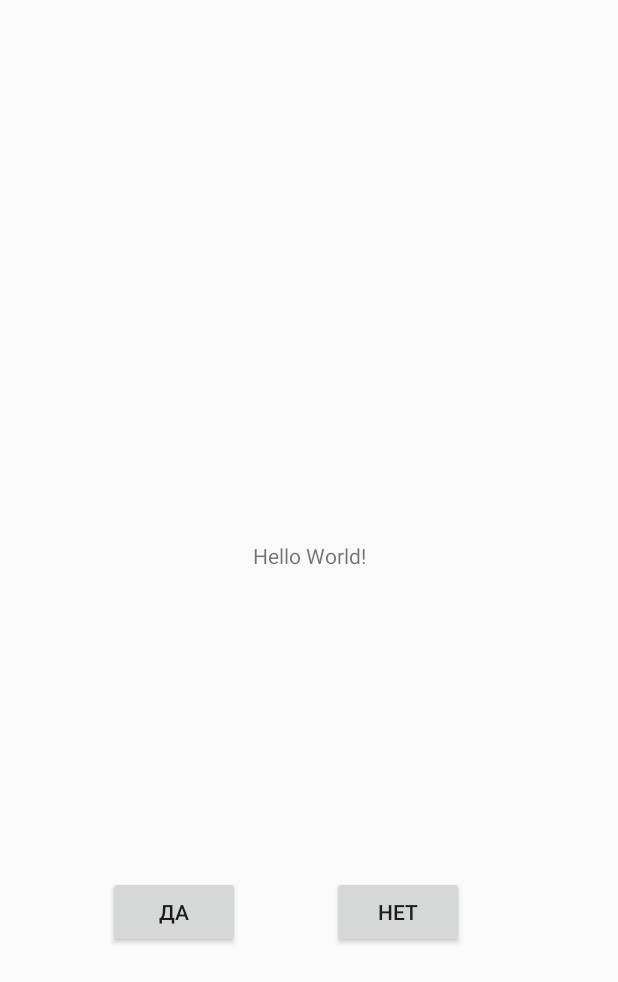
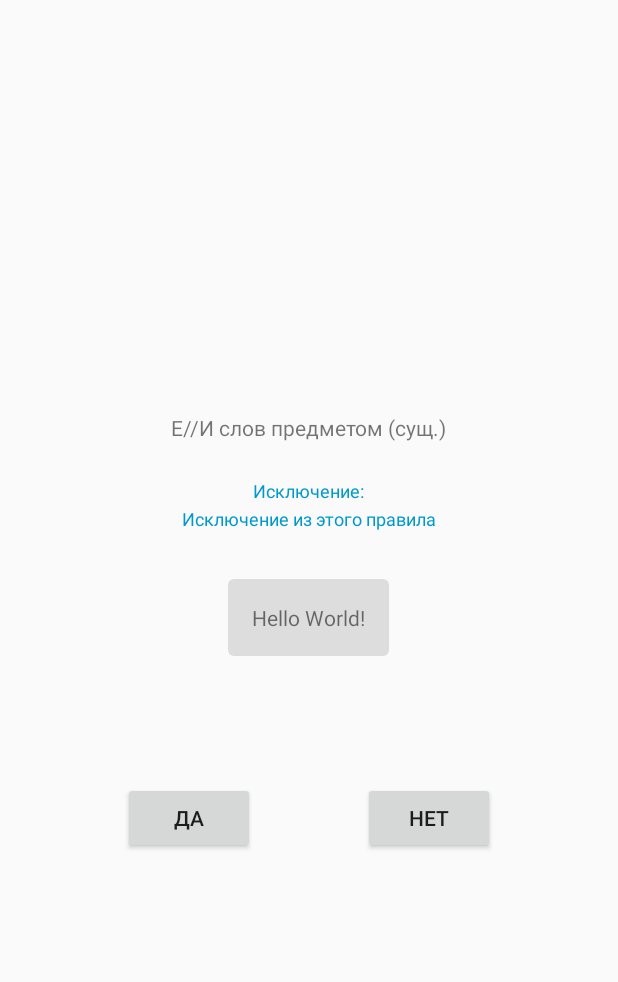
Before and after one commit to Gelassen/russian-lang-rules, an Android app: the layout activity_main.xml on its own in the app's theme, with its tools: preview values and no code run, on a phone screen of 412 x 824 dp. Shown: the top 982 px of the screen. Run offline under Robolectric (Android 15) with nearby library versions, the phone set to English and light mode, and no system bars.

Commit message:
Finish form

```diff
--- a/app/src/main/java/ru/home/russianlang/MainActivity.kt
+++ b/app/src/main/java/ru/home/russianlang/MainActivity.kt
@@ -2,6 +2,8 @@ package ru.home.russianlang
 
 import androidx.appcompat.app.AppCompatActivity
 import android.os.Bundle
+import android.view.View
+import android.widget.TextView
 import kotlinx.android.synthetic.main.activity_main.*
 import ru.home.russianlang.providers.DataProvider
 
@@ -20,26 +22,50 @@ class MainActivity : AppCompatActivity() {
 
         questionToVerify.text = provider.getCurrentData()!!.value
 
+        findViewById<TextView>(R.id.title).text = provider.getCurrentData()!!.title
+
         positiveReply.setOnClickListener { view ->
             provider.onPositiveAnswer()
 
             questionToVerify.text = provider.getCurrentData()!!.value
-            if (provider.getCurrentData()!!.positive == null
-                && provider.getCurrentData()!!.negative == null) {
-                positiveReply.isEnabled = false
-                negativeReply.isEnabled = false
-            }
+
+            disableButtonsOnCase()
+            showException()
         }
 
         negativeReply.setOnClickListener { view ->
             provider.onNegativeAnswer()
 
             questionToVerify.text = provider.getCurrentData()!!.value
-            if (provider.getCurrentData()!!.positive == null
-                && provider.getCurrentData()!!.negative == null) {
-                negativeReply.isEnabled = false
-                positiveReply.isEnabled = false
-            }
+
+            disableButtonsOnCase()
+            showException()
         }
     }
+
+    private fun showException() {
+        if (provider.getCurrentData()!!.exception != null) {
+            exception.visibility = View.VISIBLE
+            exception.text = /*"Исключение: \n" + */provider.getCurrentData()!!.exception
+            exceptionTitle.visibility = View.VISIBLE
+        } else {
+            exceptionTitle.visibility = View.GONE
+            exception.visibility = View.GONE
+        }
+    }
+
+    private fun disableButtonsOnCase() {
+        if (provider.getCurrentData()!!.positive == null
+            && provider.getCurrentData()!!.negative == null) {
+            negativeReply.isEnabled = false
+            positiveReply.isEnabled = false
+        }
+    }
+
+    private fun resetConditions() {
+        negativeReply.isEnabled = true
+        positiveReply.isEnabled = true
+        exceptionTitle.visibility = View.GONE
+        exception.visibility = View.GONE
+    }
 }
--- a/app/src/main/java/ru/home/russianlang/evaluator/Node.java
+++ b/app/src/main/java/ru/home/russianlang/evaluator/Node.java
@@ -8,6 +8,7 @@ public class Node {
     private String exception;
     private Node positive;
     private Node negative;
+    private Node parent;
 
     private Callbacks listener;
 
@@ -50,6 +51,7 @@ public class Node {
 
     public void setPositive(Node positive) {
         this.positive = positive;
+        this.positive.parent = this;
     }
 
     public Node getNegative() {
@@ -58,6 +60,7 @@ public class Node {
 
     public void setNegative(Node negative) {
         this.negative = negative;
+        this.negative.parent = this;
     }
 
     public void notifyListeners(@Nullable Node node) {
--- /dev/null
+++ b/app/src/main/res/drawable/bg_exception.xml
@@ -0,0 +1,9 @@
+<?xml version="1.0" encoding="utf-8"?>
+<shape xmlns:android="http://schemas.android.com/apk/res/android"
+    android:shape="rectangle">
+
+    <solid android:color="#dddddd"/>
+
+    <corners android:radius="4dp" />
+
+</shape>
--- a/app/src/main/res/layout/activity_main.xml
+++ b/app/src/main/res/layout/activity_main.xml
@@ -1,50 +1,109 @@
 <?xml version="1.0" encoding="utf-8"?>
-<androidx.constraintlayout.widget.ConstraintLayout xmlns:android="http://schemas.android.com/apk/res/android"
+<FrameLayout
+    xmlns:android="http://schemas.android.com/apk/res/android"
     xmlns:app="http://schemas.android.com/apk/res-auto"
     xmlns:tools="http://schemas.android.com/tools"
     android:layout_width="match_parent"
     android:layout_height="match_parent"
     tools:context=".MainActivity">
 
+    <RelativeLayout
+        android:layout_width="match_parent"
+        android:layout_height="match_parent"
+        android:layout_gravity="center"
+        android:orientation="vertical">
+
+        <LinearLayout
+            android:layout_width="match_parent"
+            android:layout_height="wrap_content"
+            android:orientation="vertical"
+            android:layout_above="@+id/questionToVerify"
+            android:layout_marginBottom="24dp"
+            android:layout_centerHorizontal="true">
+
+            <TextView
+                android:id="@+id/title"
+                android:layout_width="wrap_content"
+                android:layout_height="wrap_content"
+                android:layout_marginStart="24dp"
+                android:layout_marginEnd="24dp"
+                android:layout_marginBottom="24dp"
+                android:layout_gravity="center_horizontal"
+                tools:text="Е//И слов предметом (сущ.)"
+                />
+
+            <TextView
+                android:id="@+id/exceptionTitle"
+                android:layout_width="wrap_content"
+                android:layout_height="wrap_content"
+                android:layout_gravity="center_horizontal"
+                android:layout_marginBottom="2dp"
+                android:textSize="12sp"
+                android:visibility="gone"
+                android:textColor="@android:color/holo_blue_dark"
+                android:text="Исключение:"
+                tools:visibility="visible"
+                />
+
+            <TextView
+                android:id="@+id/exception"
+                android:layout_width="wrap_content"
+                android:layout_height="wrap_content"
+                android:layout_gravity="center_horizontal"
+                android:padding="0dp"
+                android:layout_marginBottom="8dp"
+                android:textSize="12sp"
+                android:textColor="@android:color/holo_blue_dark"
+                android:visibility="gone"
+                tools:text="Исключение из этого правила"
+                tools:visibility="visible"
+                />
+
+        </LinearLayout>
+
         <TextView
             android:id="@+id/questionToVerify"
             android:layout_width="wrap_content"
             android:layout_height="wrap_content"
             android:text="Hello World!"
-        android:layout_marginLeft="72dp"
-        android:layout_marginStart="72dp"
-        android:layout_marginRight="72dp"
-        android:layout_marginEnd="72dp"
+            android:padding="16dp"
+            android:layout_marginLeft="56dp"
+            android:layout_marginStart="56dp"
+            android:layout_marginRight="56dp"
+            android:layout_marginEnd="56dp"
             android:layout_marginBottom="84dp"
-        android:paddingStart="72dp"
-        android:paddingEnd="72dp"
+            android:background="@drawable/bg_exception"
             android:gravity="center_horizontal"
-        app:layout_constraintBottom_toBottomOf="parent"
-        app:layout_constraintLeft_toLeftOf="parent"
-        app:layout_constraintRight_toRightOf="parent"
-        app:layout_constraintTop_toTopOf="parent" />
+            android:layout_centerInParent="true"
+            />
+
+        <LinearLayout
+            android:layout_width="wrap_content"
+            android:layout_height="wrap_content"
+            android:layout_below="@id/questionToVerify"
+            android:orientation="horizontal"
+            android:layout_marginBottom="192dp"
+            android:layout_centerHorizontal="true">
 
             <Button
                 android:id="@+id/positiveReply"
                 android:layout_width="wrap_content"
                 android:layout_height="wrap_content"
-        android:layout_marginStart="72dp"
-        android:layout_marginBottom="192dp"
                 android:text="Да"
-        app:layout_constraintBottom_toBottomOf="parent"
-        app:layout_constraintStart_toStartOf="parent"
-        app:layout_constraintTop_toBottomOf="@+id/questionToVerify"
-        app:layout_constraintVertical_bias="1.0" />
+                />
 
             <Button
                 android:id="@+id/negativeReply"
                 android:layout_width="wrap_content"
                 android:layout_height="wrap_content"
-        android:layout_marginBottom="192dp"
+                android:layout_marginLeft="72dp"
                 android:text="Нет"
-        app:layout_constraintBottom_toBottomOf="parent"
-        app:layout_constraintEnd_toEndOf="parent"
-        app:layout_constraintHorizontal_bias="0.375"
-        app:layout_constraintStart_toEndOf="@+id/positiveReply" />
+                />
 
-</androidx.constraintlayout.widget.ConstraintLayout>
+        </LinearLayout>
+
+
+    </RelativeLayout>
+
+
+</FrameLayout>
```
Lines whose indentation alone changed are shown as unchanged.
